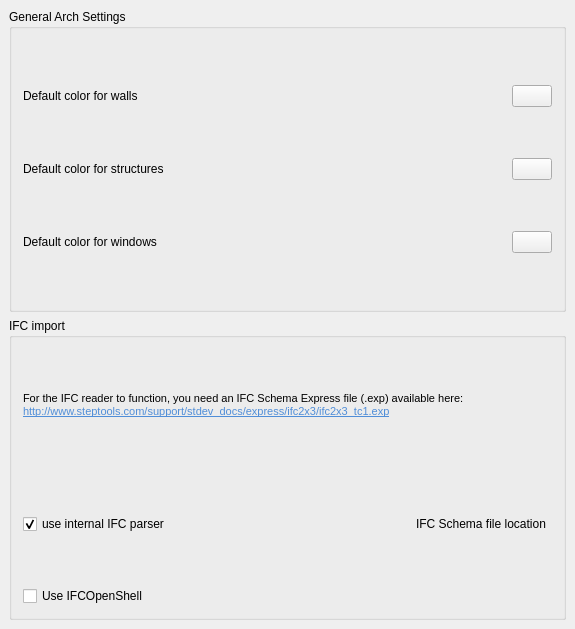
Before: the Qt Designer form src/Mod/Arch/Resources/ui/archprefs-base.ui in berndhahnebach/All_FreeCAD, drawn with Qt 5.
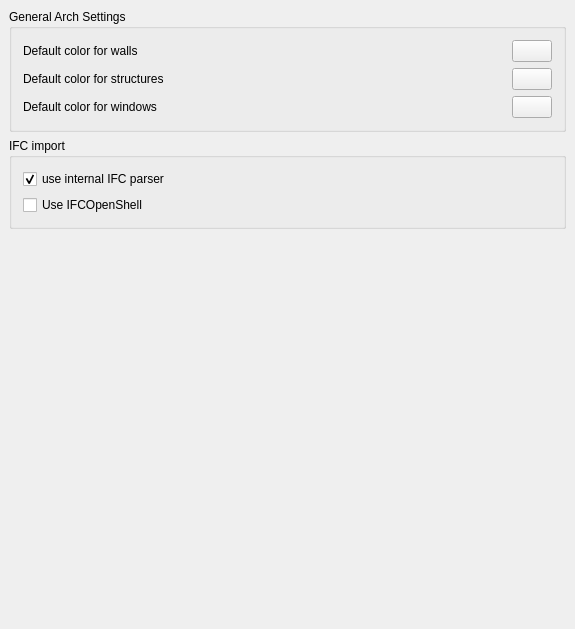
After: the same form once the commit is applied. Custom widgets are drawn as their Qt base class.

Diff of the .ui file:
```diff
--- a/src/Mod/Arch/Resources/ui/archprefs-base.ui
+++ b/src/Mod/Arch/Resources/ui/archprefs-base.ui
@@ -164,22 +164,6 @@
       <string>IFC import</string>
      </property>
      <layout class="QVBoxLayout" name="verticalLayout">
-      <item>
-       <layout class="QHBoxLayout" name="horizontalLayout_3">
-        <item>
-         <widget class="QLabel" name="label_3">
-          <property name="text">
-           <string>&lt;!DOCTYPE HTML PUBLIC &quot;-//W3C//DTD HTML 4.0//EN&quot; &quot;http://www.w3.org/TR/REC-html40/strict.dtd&quot;&gt;
-&lt;html&gt;&lt;head&gt;&lt;meta name=&quot;qrichtext&quot; content=&quot;1&quot; /&gt;&lt;style type=&quot;text/css&quot;&gt;
-p, li { white-space: pre-wrap; }
-&lt;/style&gt;&lt;/head&gt;&lt;body style=&quot; font-family:'DejaVu Sans'; font-size:8pt; font-weight:400; font-style:normal;&quot;&gt;
-&lt;p style=&quot; margin-top:0px; margin-bottom:0px; margin-left:0px; margin-right:0px; -qt-block-indent:0; text-indent:0px;&quot;&gt;For the IFC reader to function, you need an IFC Schema Express file (.exp) available here:&lt;/p&gt;
-&lt;p style=&quot; margin-top:0px; margin-bottom:0px; margin-left:0px; margin-right:0px; -qt-block-indent:0; text-indent:0px;&quot;&gt;&lt;a href=&quot;http://www.steptools.com/support/stdev_docs/express/ifc2x3/ifc2x3_tc1.exp&quot;&gt;&lt;span style=&quot; text-decoration: underline; color:#508ed8;&quot;&gt;http://www.steptools.com/support/stdev_docs/express/ifc2x3/ifc2x3_tc1.exp&lt;/span&gt;&lt;/a&gt;&lt;/p&gt;&lt;/body&gt;&lt;/html&gt;</string>
-          </property>
-         </widget>
-        </item>
-       </layout>
-      </item>
       <item>
        <layout class="QHBoxLayout" name="horizontalLayout_4">
         <item>
@@ -201,39 +185,6 @@
           </property>
          </widget>
         </item>
-        <item>
-         <spacer name="horizontalSpacer_3">
-          <property name="orientation">
-           <enum>Qt::Horizontal</enum>
-          </property>
-          <property name="sizeHint" stdset="0">
-           <size>
-            <width>40</width>
-            <height>20</height>
-           </size>
-          </property>
-         </spacer>
-        </item>
-        <item>
-         <widget class="QLabel" name="label_4">
-          <property name="text">
-           <string>IFC Schema file location</string>
-          </property>
-         </widget>
-        </item>
-        <item>
-         <widget class="Gui::PrefFileChooser" name="gui::preffilechooser">
-          <property name="toolTip">
-           <string>For the IFC reader to function, you need an IFC Schema Express file (.exp). For licensing reasons we are not allowed to ship that file with FreeCAD, so you must download it yourself. Place that file in some location on your computer, and select the file here.</string>
-          </property>
-          <property name="prefEntry" stdset="0">
-           <cstring>IfcSchema</cstring>
-          </property>
-          <property name="prefPath" stdset="0">
-           <cstring>Mod/Arch</cstring>
-          </property>
-         </widget>
-        </item>
        </layout>
       </item>
       <item>
@@ -259,26 +210,29 @@
      </layout>
     </widget>
    </item>
+   <item>
+    <spacer name="verticalSpacer">
+     <property name="orientation">
+      <enum>Qt::Vertical</enum>
+     </property>
+     <property name="sizeHint" stdset="0">
+      <size>
+       <width>20</width>
+       <height>40</height>
+      </size>
+     </property>
+    </spacer>
+   </item>
   </layout>
  </widget>
  <layoutdefault spacing="6" margin="11"/>
  <pixmapfunction>qPixmapFromMimeSource</pixmapfunction>
  <customwidgets>
-  <customwidget>
-   <class>Gui::FileChooser</class>
-   <extends>QWidget</extends>
-   <header>Gui/FileDialog.h</header>
-  </customwidget>
   <customwidget>
    <class>Gui::ColorButton</class>
    <extends>QPushButton</extends>
    <header>Gui/Widgets.h</header>
   </customwidget>
-  <customwidget>
-   <class>Gui::PrefFileChooser</class>
-   <extends>Gui::FileChooser</extends>
-   <header>Gui/PrefWidgets.h</header>
-  </customwidget>
   <customwidget>
    <class>Gui::PrefColorButton</class>
    <extends>Gui::ColorButton</extends>
```
